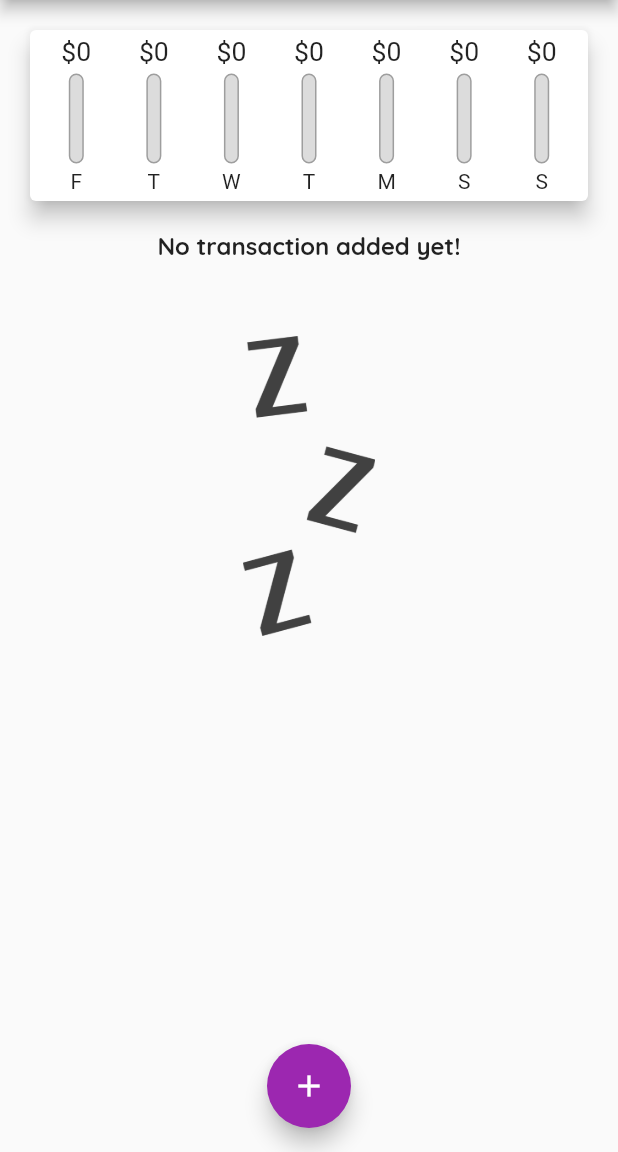
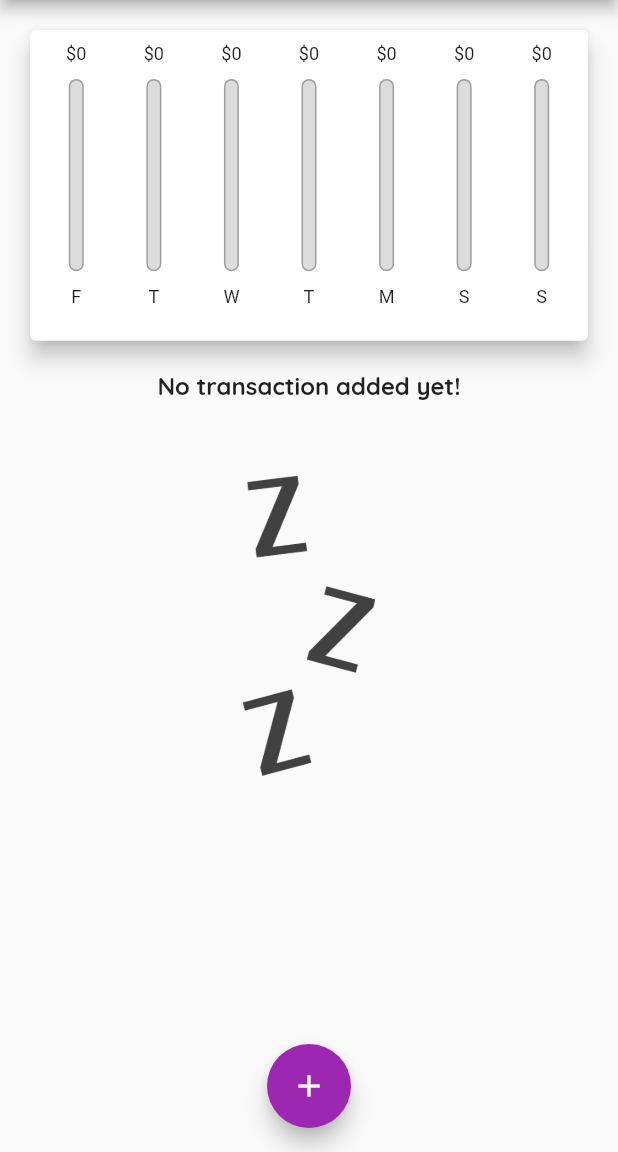
Before and after one commit to mahim-2790/expense_traceker_with_flutter, a Flutter app: the screen it shows after launch, on a phone screen of 412 x 824 dp, the part 84-1236 px from its top. Run offline on Flutter 3.47's test engine with Material 2 defaults, Android fonts, the phone set to English and light mode, and no system bars.

Commit message:
design fixed

```diff
--- a/lib/main.dart
+++ b/lib/main.dart
@@ -97,8 +97,10 @@ class _MyHomePageState extends State<MyHomePage> {
 
   @override
   Widget build(BuildContext context) {
-    return Scaffold(
-      appBar: AppBar(
+    final isLandscape =
+        MediaQuery.of(context).orientation == Orientation.landscape;
+
+    final appBar = AppBar(
       title: const Text(
         'Expenses Tracker',
       ),
@@ -107,15 +109,24 @@ class _MyHomePageState extends State<MyHomePage> {
             onPressed: () => _startNewTransaction(context),
             icon: const Icon(Icons.add)),
       ],
-      ),
+    );
+    return Scaffold(
+      appBar: appBar,
       body: SingleChildScrollView(
         child: Column(
           crossAxisAlignment: CrossAxisAlignment.stretch,
           children: <Widget>[
-            Chart(_recentTransaction),
-            TransactionList(
+            if (!isLandscape)
+              SizedBox(
+                height: (MediaQuery.of(context).size.height) * .3,
+                child: Chart(_recentTransaction),
+              ),
+            SizedBox(
+              height: (MediaQuery.of(context).size.height) * .7,
+              child: TransactionList(
                 _userTransactions,
                 _deleteTransaction,
+              ),
             ),
           ],
         ),
--- a/lib/widgets/chart_bar.dart
+++ b/lib/widgets/chart_bar.dart
@@ -13,29 +13,36 @@ class ChartBar extends StatelessWidget {
 
   @override
   Widget build(BuildContext context) {
-    return Column(
+    // ignore: dead_code
+    return LayoutBuilder(builder: (ctx, constrain) {
+      return Padding(
+        padding: EdgeInsets.symmetric(
+            vertical: constrain.maxHeight * .02, horizontal: 0),
+        child: Column(
           children: [
-        Container(
-          height: 20,
+            SizedBox(
+              height: constrain.maxHeight * .07,
               child: FittedBox(
                 child: Text(
                   '\$${spendingAmount.toStringAsFixed(0)}',
-              style: const TextStyle(fontSize: 8),
+                  // style: const TextStyle(fontSize: 8),
                 ),
               ),
             ),
-        const SizedBox(
-          height: 4,
-        ),
-        SizedBox(
-          height: 60,
+            // const SizedBox(
+            //   height: 4,
+            // ),
+            Container(
+              margin: EdgeInsets.symmetric(
+                  vertical: constrain.maxHeight * .05, horizontal: 0),
+              height: constrain.maxHeight * 0.65,
               width: 10,
               child: Stack(
                 children: [
                   Container(
                     decoration: BoxDecoration(
                       border: Border.all(color: Colors.grey, width: 1.0),
-                  color: Color.fromRGBO(220, 220, 220, 1),
+                      color: const Color.fromRGBO(220, 220, 220, 1),
                       borderRadius: BorderRadius.circular(10),
                     ),
                   ),
@@ -51,11 +58,19 @@ class ChartBar extends StatelessWidget {
                 ],
               ),
             ),
-        const SizedBox(
-          height: 4,
+            // const SizedBox(
+            //   height: 4,
+            // ),
+            Container(
+              height: constrain.maxHeight * .07,
+              child: FittedBox(
+                child: Text(label),
               ),
-        Text(label),
+            ),
           ],
+        ),
       );
+      ;
+    });
   }
 }
--- a/lib/widgets/new_transaction.dart
+++ b/lib/widgets/new_transaction.dart
@@ -53,7 +53,13 @@ class _NewTransactionState extends State<NewTransaction> {
   Widget build(BuildContext context) {
     return Card(
       child: Container(
-        padding: const EdgeInsets.all(10),
+        padding: EdgeInsets.only(
+          left: 10,
+          right: 10,
+          top: 10,
+          bottom: MediaQuery.of(context).viewInsets.bottom,
+        ),
+        child: SingleChildScrollView(
           child: Column(
             children: <Widget>[
               TextField(
@@ -71,6 +77,7 @@ class _NewTransactionState extends State<NewTransaction> {
                 // },
               ),
               Row(
+                mainAxisAlignment: MainAxisAlignment.spaceBetween,
                 children: <Widget>[
                   Expanded(
                     child: Text(
@@ -104,6 +111,7 @@ class _NewTransactionState extends State<NewTransaction> {
             ],
           ),
         ),
+      ),
     );
   }
 }
--- a/lib/widgets/transactionList.dart
+++ b/lib/widgets/transactionList.dart
@@ -11,7 +11,6 @@ class TransactionList extends StatelessWidget {
   @override
   Widget build(BuildContext context) {
     return Container(
-      height: 500,
       child: transactions.isEmpty
           ? Column(
               children: <Widget>[
```
Lines whose indentation alone changed are shown as unchanged.
